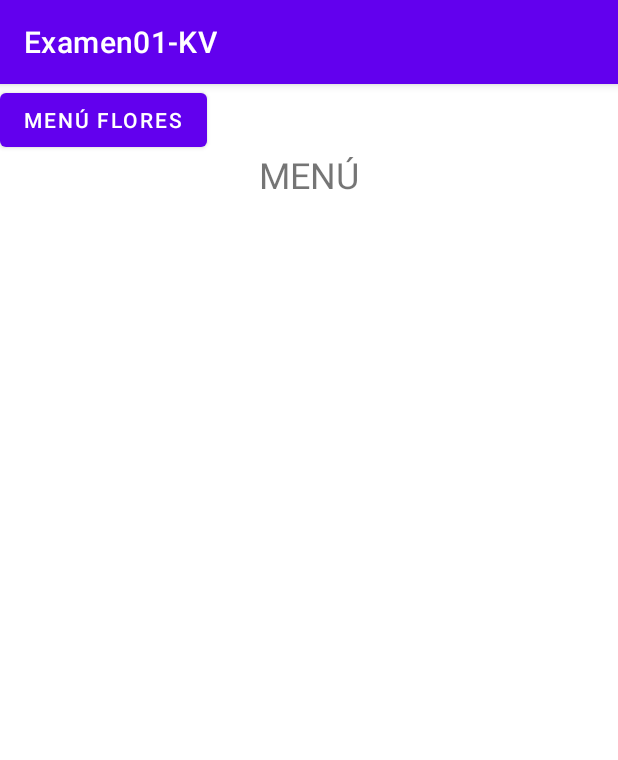
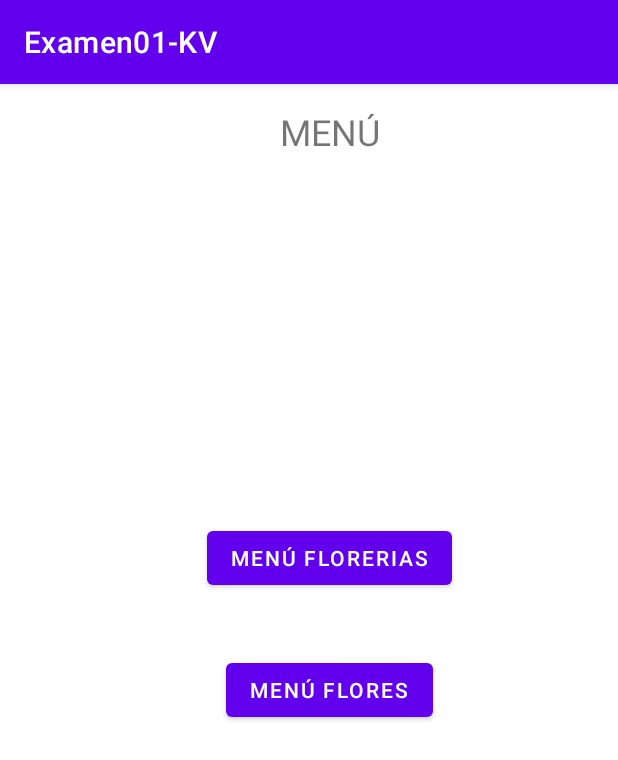
Before and after one commit to 2023-a-moviles-computacion/vivas-catota-karla-vanessa-mov-com, an Android app: the screen it shows after launch (MainActivity), on a phone screen of 412 x 824 dp. Shown: the top 760 px of the screen. Run offline under Robolectric (Android 15) with nearby library versions, the phone set to English and light mode, and no system bars.

Commit message:
Examen pantallas creadas hasta crear floreria

```diff
--- a/Examen01-KV/app/build.gradle
+++ b/Examen01-KV/app/build.gradle
@@ -1,16 +1,18 @@
 plugins {
     id 'com.android.application'
     id 'org.jetbrains.kotlin.android'
+    id 'com.google.firebase.appdistribution'
+    id 'com.google.gms.google-services'
 }
 
 android {
     namespace 'com.example.examen01_kv'
-    compileSdk 32
+    compileSdk 33
 
     defaultConfig {
         applicationId "com.example.examen01_kv"
         minSdk 24
-        targetSdk 32
+        targetSdk 33
         versionCode 1
         versionName "1.0"
 
--- a/Examen01-KV/app/src/main/java/com/example/examen01_kv/MainActivity.kt
+++ b/Examen01-KV/app/src/main/java/com/example/examen01_kv/MainActivity.kt
@@ -1,11 +1,29 @@
 package com.example.examen01_kv
 
+import android.content.Intent
 import androidx.appcompat.app.AppCompatActivity
 import android.os.Bundle
+import android.widget.Button
 
 class MainActivity : AppCompatActivity() {
     override fun onCreate(savedInstanceState: Bundle?) {
         super.onCreate(savedInstanceState)
         setContentView(R.layout.activity_main)
+
+
+        val botonFlorerias = findViewById<Button>(R.id.btn_florerias)
+        botonFlorerias.setOnClickListener {
+            irActividad(Floreria::class.java)
+        }
+
+        val botonFlores = findViewById<Button>(R.id.btn_flores)
+        botonFlores.setOnClickListener {
+            irActividad(Flor::class.java)
+        }
+    }
+
+    fun irActividad(clase: Class<*>){
+        val intent = Intent(this, clase)
+        startActivity(intent)
     }
 }
--- a/Examen01-KV/app/src/main/res/layout/activity_main.xml
+++ b/Examen01-KV/app/src/main/res/layout/activity_main.xml
@@ -11,28 +11,31 @@
         android:layout_height="wrap_content"
         android:text="MENÚ"
         android:textSize="24sp"
-        app:layout_constraintBottom_toBottomOf="parent"
-        app:layout_constraintEnd_toEndOf="parent"
-        app:layout_constraintStart_toStartOf="parent"
+        app:layout_constraintBottom_toTopOf="@+id/btn_florerias"
+        app:layout_constraintEnd_toEndOf="@+id/btn_florerias"
+        app:layout_constraintStart_toStartOf="@+id/btn_florerias"
         app:layout_constraintTop_toTopOf="parent"
         app:layout_constraintVertical_bias="0.06" />
 
     <Button
-        android:id="@+id/button"
+        android:id="@+id/btn_florerias"
         android:layout_width="wrap_content"
         android:layout_height="wrap_content"
         android:layout_marginBottom="40dp"
         android:text="Menú florerias"
-        app:layout_constraintBottom_toTopOf="@+id/button2"
-        app:layout_constraintEnd_toEndOf="@+id/button2"
-        app:layout_constraintStart_toStartOf="@+id/button2" />
+        app:layout_constraintBottom_toTopOf="@+id/btn_flores"
+        app:layout_constraintEnd_toEndOf="@+id/btn_flores"
+        app:layout_constraintStart_toStartOf="@+id/btn_flores" />
 
     <Button
-        android:id="@+id/button2"
+        android:id="@+id/btn_flores"
         android:layout_width="wrap_content"
         android:layout_height="wrap_content"
+        android:layout_marginBottom="340dp"
         android:text="Menú flores"
-        tools:layout_editor_absoluteX="136dp"
-        tools:layout_editor_absoluteY="293dp" />
+        app:layout_constraintBottom_toBottomOf="parent"
+        app:layout_constraintEnd_toEndOf="parent"
+        app:layout_constraintHorizontal_bias="0.549"
+        app:layout_constraintStart_toStartOf="parent" />
 
 </androidx.constraintlayout.widget.ConstraintLayout>
```
Also changed, not shown: 01-android/app/src/main/res/layout/activity_main.xml (+4 -3 lines), Examen01-KV/app/src/main/AndroidManifest.xml (+15 -1 lines), Examen01-KV/app/src/main/java/com/example/examen01_kv/CrearFloreria.kt (added, +11 -0 lines), Examen01-KV/app/src/main/java/com/example/examen01_kv/Flor.kt (added, +11 -0 lines), Examen01-KV/app/src/main/java/com/example/examen01_kv/Floreria.kt (+12 -0 lines), Examen01-KV/app/src/main/res/layout/activity_crear_floreria.xml (added, +79 -0 lines), Examen01-KV/app/src/main/res/layout/activity_flor.xml (added, +27 -0 lines), Examen01-KV/app/src/main/res/layout/activity_floreria.xml (+24 -9 lines), Examen01-KV/build.gradle (+7 -1 lines), 1 other file.
